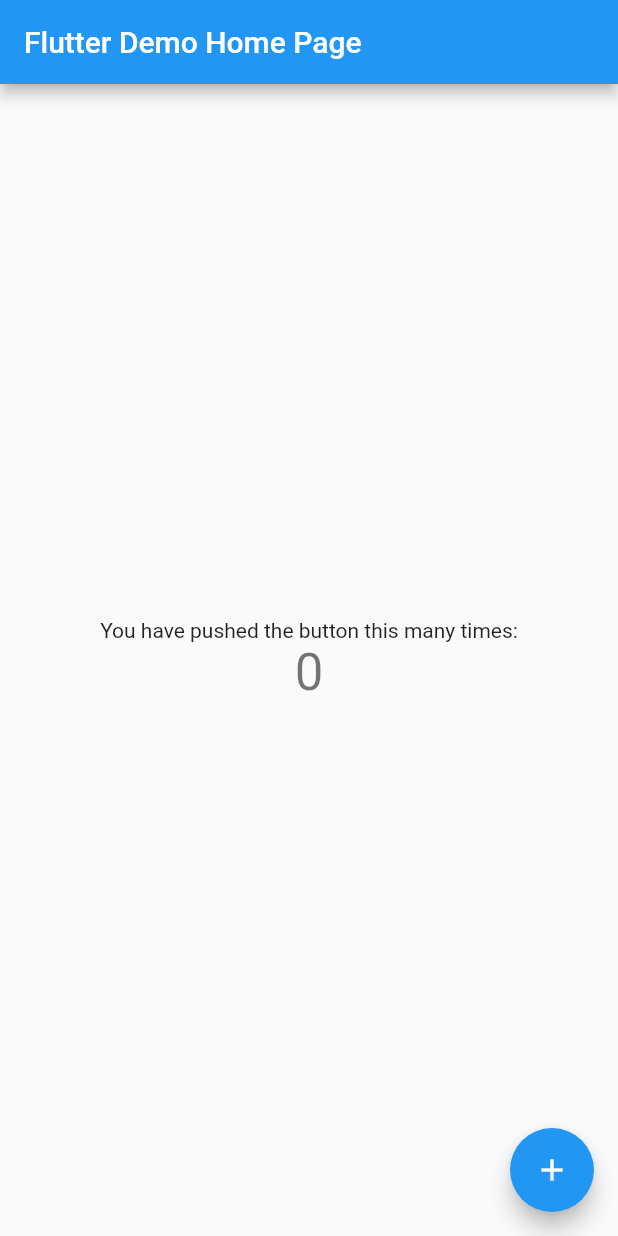
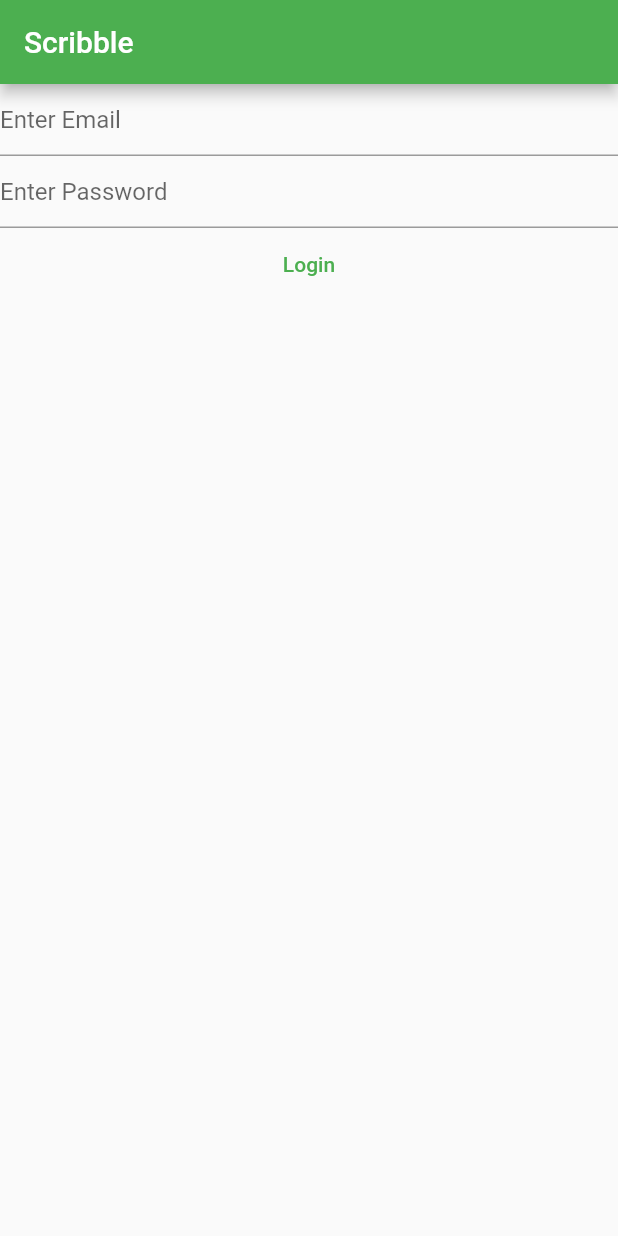
Before and after one commit to shahin-py/Scribble, a Flutter app: the screen it shows after launch, on a phone screen of 412 x 824 dp. Run offline on Flutter 3.47's test engine with Material 2 defaults, Android fonts, the phone set to English and light mode, and no system bars; our stand-ins replace firebase_auth, firebase_core; accounts and stored records are empty; generated files the repository leaves out were written again.

Commit message:
First Commit

```diff
--- a/lib/main.dart
+++ b/lib/main.dart
@@ -1,115 +1,91 @@
+import 'package:firebase_core/firebase_core.dart';
 import 'package:flutter/material.dart';
+import 'package:firebase_auth/firebase_auth.dart';
+import 'firebase_options.dart';
 
 void main() {
-  runApp(const MyApp());
+  WidgetsFlutterBinding.ensureInitialized();
+  runApp(
+    MaterialApp(
+      title: 'Flutter Demo',
+      theme: ThemeData(
+        primarySwatch: Colors.green,
+      ),
+      home: const HomePage(),
+    ),
+  );
 }
 
-class MyApp extends StatelessWidget {
-  const MyApp({Key? key}) : super(key: key);
+class HomePage extends StatefulWidget {
+  const HomePage({Key? key}) : super(key: key);
 
-  // This widget is the root of your application.
   @override
+  State<HomePage> createState() => _HomePageState();
+}
+
+class _HomePageState extends State<HomePage> {
+  late final TextEditingController _email;
+  late final TextEditingController _password;
+  @override
+  void initState() {
+    _email = TextEditingController();
+    _password = TextEditingController(); // TODO: implement initState
+    super.initState();
+  }
+
+  @override
+  void dispose() {
+    _email.dispose();
+    _password.dispose(); // TODO: implement dispose
+    super.dispose();
+  }
+
   Widget build(BuildContext context) {
-    return MaterialApp(
-      title: 'Flutter Demo',
-      theme: ThemeData(
-        // This is the theme of your application.
-        //
-        // Try running your application with "flutter run". You'll see the
-        // application has a blue toolbar. Then, without quitting the app, try
-        // changing the primarySwatch below to Colors.green and then invoke
-        // "hot reload" (press "r" in the console where you ran "flutter run",
-        // or simply save your changes to "hot reload" in a Flutter IDE).
-        // Notice that the counter didn't reset back to zero; the application
-        // is not restarted.
-        primarySwatch: Colors.blue,
+    return Scaffold(
+      appBar: AppBar(title: const Text("Scribble")),
+      body: FutureBuilder(
+        future: Firebase.initializeApp(
+          options: DefaultFirebaseOptions.currentPlatform,
+        ),
+        builder: (context, snapshot) {
+          switch (snapshot.connectionState) {
+            case ConnectionState.done:
+              return Column(
+                children: [
+                  TextField(
+                    controller: _email,
+                    keyboardType: TextInputType.emailAddress,
+                    decoration: const InputDecoration(
+                      hintText: 'Enter Email',
+                    ),
+                  ),
+                  TextField(
+                    controller: _password,
+                    obscureText: true,
+                    enableSuggestions: false,
+                    autocorrect: false,
+                    decoration: const InputDecoration(
+                      hintText: 'Enter Password',
+                    ),
+                  ),
+                  TextButton(
+                    onPressed: () async {
+                      final email = _email.text;
+                      final password = _password.text;
+                      final userCredential = await FirebaseAuth.instance
+                          .createUserWithEmailAndPassword(
+                              email: email, password: password);
+                      print(userCredential);
+                    },
+                    child: const Text('Login'),
+                  ),
+                ],
+              ); // TODO: Handle this case.
+            default:
+              const Text('Loading...');
+          }
+        },
       ),
-      home: const MyHomePage(title: 'Flutter Demo Home Page'),
     );
   }
 }
-
-class MyHomePage extends StatefulWidget {
-  const MyHomePage({Key? key, required this.title}) : super(key: key);
-
-  // This widget is the home page of your application. It is stateful, meaning
-  // that it has a State object (defined below) that contains fields that affect
-  // how it looks.
-
-  // This class is the configuration for the state. It holds the values (in this
-  // case the title) provided by the parent (in this case the App widget) and
-  // used by the build method of the State. Fields in a Widget subclass are
-  // always marked "final".
-
-  final String title;
-
-  @override
-  State<MyHomePage> createState() => _MyHomePageState();
-}
-
-class _MyHomePageState extends State<MyHomePage> {
-  int _counter = 0;
-
-  void _incrementCounter() {
-    setState(() {
-      // This call to setState tells the Flutter framework that something has
-      // changed in this State, which causes it to rerun the build method below
-      // so that the display can reflect the updated values. If we changed
-      // _counter without calling setState(), then the build method would not be
-      // called again, and so nothing would appear to happen.
-      _counter++;
-    });
-  }
-
-  @override
-  Widget build(BuildContext context) {
-    // This method is rerun every time setState is called, for instance as done
-    // by the _incrementCounter method above.
-    //
-    // The Flutter framework has been optimized to make rerunning build methods
-    // fast, so that you can just rebuild anything that needs updating rather
-    // than having to individually change instances of widgets.
-    return Scaffold(
-      appBar: AppBar(
-        // Here we take the value from the MyHomePage object that was created by
-        // the App.build method, and use it to set our appbar title.
-        title: Text(widget.title),
-      ),
-      body: Center(
-        // Center is a layout widget. It takes a single child and positions it
-        // in the middle of the parent.
-        child: Column(
-          // Column is also a layout widget. It takes a list of children and
-          // arranges them vertically. By default, it sizes itself to fit its
-          // children horizontally, and tries to be as tall as its parent.
-          //
-          // Invoke "debug painting" (press "p" in the console, choose the
-          // "Toggle Debug Paint" action from the Flutter Inspector in Android
-          // Studio, or the "Toggle Debug Paint" command in Visual Studio Code)
-          // to see the wireframe for each widget.
-          //
-          // Column has various properties to control how it sizes itself and
-          // how it positions its children. Here we use mainAxisAlignment to
-          // center the children vertically; the main axis here is the vertical
-          // axis because Columns are vertical (the cross axis would be
-          // horizontal).
-          mainAxisAlignment: MainAxisAlignment.center,
-          children: <Widget>[
-            const Text(
-              'You have pushed the button this many times:',
-            ),
-            Text(
-              '$_counter',
-              style: Theme.of(context).textTheme.headline4,
-            ),
-          ],
-        ),
-      ),
-      floatingActionButton: FloatingActionButton(
-        onPressed: _incrementCounter,
-        tooltip: 'Increment',
-        child: const Icon(Icons.add),
-      ), // This trailing comma makes auto-formatting nicer for build methods.
-    );
-  }
-}
--- a/pubspec.yaml
+++ b/pubspec.yaml
@@ -34,6 +34,8 @@
   # The following adds the Cupertino Icons font to your application.
   # Use with the CupertinoIcons class for iOS style icons.
   cupertino_icons: ^1.0.2
+  firebase_core: ^1.21.0
+  firebase_auth: ^3.6.4
 
 dev_dependencies:
   flutter_test:
```
Also changed, not shown: pubspec.lock, 5 other files.
